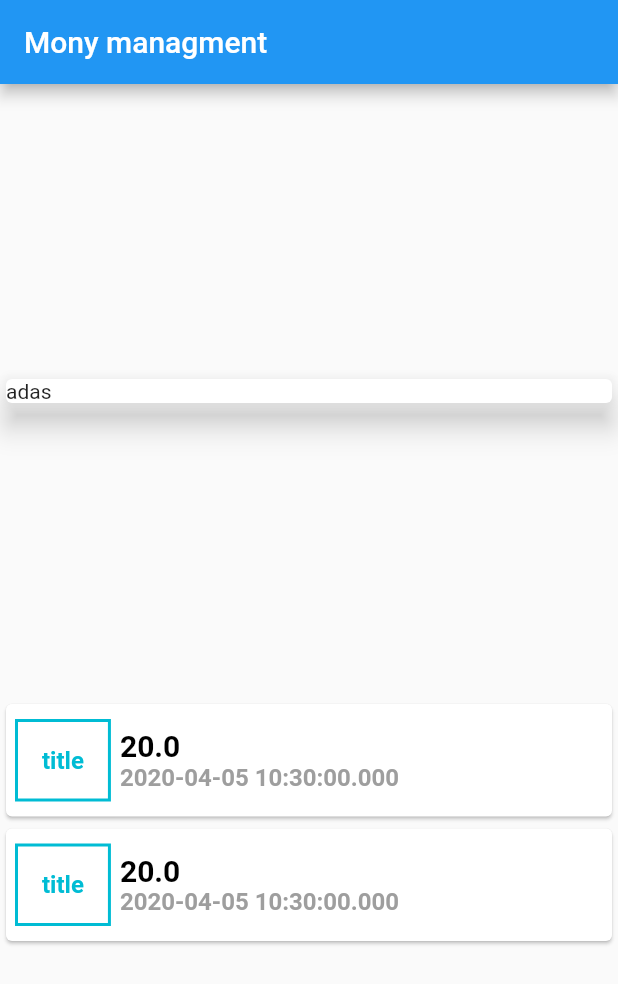
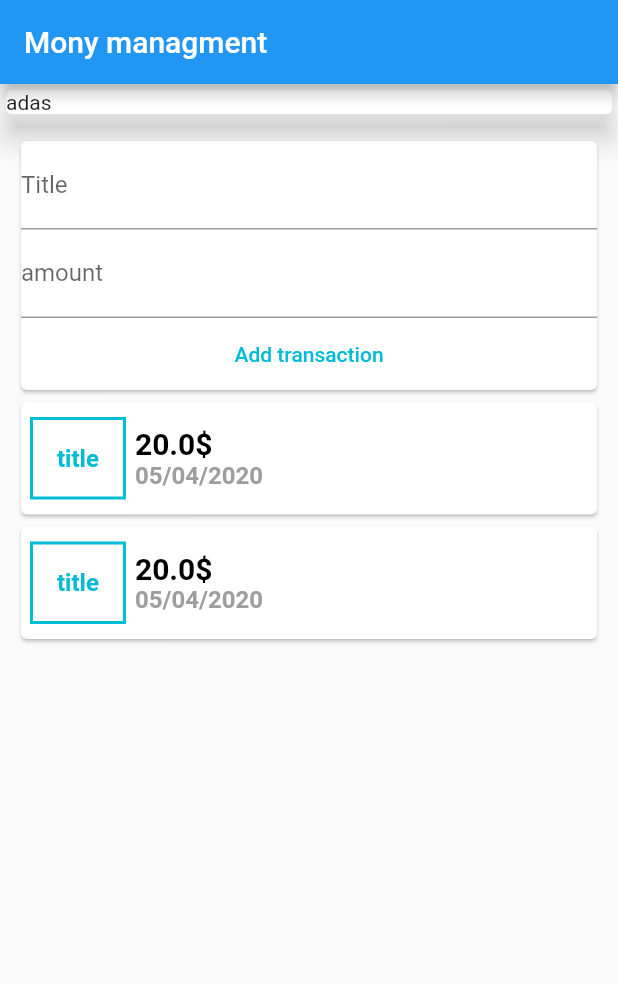
Before and after one commit to Tamir198/money-manager, a Flutter app: the screen it shows after launch, on a phone screen of 412 x 824 dp. Shown: the top 984 px of the screen. Run offline on Flutter 3.47's test engine with Material 2 defaults, Android fonts, the phone set to English and light mode, and no system bars.

Commit message:
User can partly add transaction

```diff
--- a/lib/main.dart
+++ b/lib/main.dart
@@ -1,15 +1,13 @@
 import 'package:flutter/material.dart';
-import 'package:moneymanager/transaction.dart';
+import 'file:///C:/Users/The%20Vegan/Desktop/FlutterGreat/money-manager/lib/models/transaction.dart';
+import 'package:intl/intl.dart';
+import 'package:moneymanager/widgets/new_transaction.dart';
+import 'package:moneymanager/widgets/transaction_list.dart';
+import 'package:moneymanager/widgets/user_transaction.dart';
 
 void main() => runApp(MyApp());
 
 class MyApp extends StatelessWidget {
-  final List<Transaction> transaction = [
-    Transaction(
-        id: "my id", title: "title", amount: 20.0, date: DateTime.now()),
-    Transaction(id: "my id", title: "title", amount: 20.0, date: DateTime.now())
-  ];
-
   // This widget is the root of your application.
   @override
   Widget build(BuildContext context) {
@@ -25,42 +23,13 @@ class MyApp extends StatelessWidget {
         body: Container(
           width: double.infinity,
           child: Column(
-            mainAxisAlignment: MainAxisAlignment.spaceEvenly,
+            mainAxisAlignment: MainAxisAlignment.start,
             crossAxisAlignment: CrossAxisAlignment.stretch,
             children: <Widget>[
               Card(elevation: 8, child: Text("adas")),
-              Column(
-                crossAxisAlignment: CrossAxisAlignment.start,
-                children: transaction.map((transaction) {
-                  return Card(
-                    child: Row(
-                      children: <Widget>[
-                        Container(
-                          margin: EdgeInsets.symmetric(horizontal: 6, vertical: 10),
-                          decoration: BoxDecoration(
-                              border: Border.all(color: Colors.cyan, width: 2,)
-                          ),
-                          padding: EdgeInsets.all(16),
-                          child: Text(transaction.title,
-                            style: TextStyle(fontWeight: FontWeight.bold,fontSize: 16,color: Colors.cyan),
-                          ),
-                        ),
-                        Column(
-                          crossAxisAlignment: CrossAxisAlignment.start,
-                          children: <Widget>[
-                            Text(transaction.amount.toString(),
-                              style: TextStyle(fontWeight: FontWeight.bold,fontSize: 20,color: Colors.black),
-                            ),
-                            Text(transaction.date.toString(),
-                              style: TextStyle(fontWeight: FontWeight.bold,fontSize: 16,color: Colors.grey),
-                            ),
-                          ],
-                        ),
-                      ],
-                    ),
-                  );
-                  //return Card(child: Text(transaction.title + transaction.id + (transaction.amount).toString()));
-                }).toList(),
+              Container(
+                margin: EdgeInsets.all(10),
+                 child: UserTransaction(),
               ),
             ],
           ),
--- a/lib/transaction.dart
+++ b/lib/models/transaction.dart
@@ -7,5 +7,8 @@ class Transaction{
   final double amount;
   final DateTime date;
 
-  Transaction({@required this.id,@required this.title,@required this.amount,@required this.date});
+  Transaction({@required this.id
+    ,@required this.title
+    ,@required this.amount
+    ,@required this.date});
 }
--- /dev/null
+++ b/lib/widgets/new_transaction.dart
@@ -0,0 +1,37 @@
+import 'package:flutter/cupertino.dart';
+import 'package:flutter/material.dart';
+
+class NewTransaction extends StatelessWidget {
+  final Function addTransaction;
+
+  final TextEditingController amountController = TextEditingController();
+  final TextEditingController titleController = TextEditingController();
+
+  NewTransaction(this.addTransaction);
+
+  @override
+  Widget build(BuildContext context) {
+    return Card(
+      child: Column(
+        children: <Widget>[
+          TextField(
+            decoration: InputDecoration(labelText: "Title"),
+            controller: titleController,
+          ),
+          TextField(
+            decoration: InputDecoration(labelText: "amount"),
+            controller: amountController,
+          ),
+          FlatButton(
+            onPressed: () {
+              addTransaction(titleController.text,
+                  double.parse(amountController.text));
+            },
+            child: Text("Add transaction"),
+            textColor: Colors.cyan,
+          )
+        ],
+      ),
+    );
+  }
+}
--- /dev/null
+++ b/lib/widgets/transaction_list.dart
@@ -0,0 +1,61 @@
+import 'package:flutter/material.dart';
+import 'package:intl/intl.dart';
+import 'package:moneymanager/models/transaction.dart';
+
+//This is Stateless because the state of the wid
+class TransactionList extends StatelessWidget {
+  final List <Transaction> transaction;
+
+  TransactionList(this.transaction);
+
+  @override
+  Widget build(BuildContext context) {
+    return Column(
+      crossAxisAlignment: CrossAxisAlignment.start,
+      children: transaction.map((transaction) {
+        return Card(
+          child: Row(
+            children: <Widget>[
+              Container(
+                margin: EdgeInsets.symmetric(horizontal: 6, vertical: 10),
+                decoration: BoxDecoration(
+                    border: Border.all(
+                  color: Colors.cyan,
+                  width: 2,
+                )),
+                padding: EdgeInsets.all(16),
+                child: Text(
+                  transaction.title,
+                  style: TextStyle(
+                      fontWeight: FontWeight.bold,
+                      fontSize: 16,
+                      color: Colors.cyan),
+                ),
+              ),
+              Column(
+                crossAxisAlignment: CrossAxisAlignment.start,
+                children: <Widget>[
+                  Text(
+                    "${transaction.amount}\$",
+                    style: TextStyle(
+                        fontWeight: FontWeight.bold,
+                        fontSize: 20,
+                        color: Colors.black),
+                  ),
+                  Text(
+                    DateFormat("dd/MM/yyyy").format(transaction.date),
+                    style: TextStyle(
+                        fontWeight: FontWeight.bold,
+                        fontSize: 16,
+                        color: Colors.grey),
+                  ),
+                ],
+              ),
+            ],
+          ),
+        );
+        //return Card(child: Text(transaction.title + transaction.id + (transaction.amount).toString()));
+      }).toList(),
+    );
+  }
+}
--- /dev/null
+++ b/lib/widgets/user_transaction.dart
@@ -0,0 +1,42 @@
+import 'package:flutter/cupertino.dart';
+import 'package:moneymanager/models/transaction.dart';
+import 'package:moneymanager/widgets/transaction_list.dart';
+
+import 'new_transaction.dart';
+
+class UserTransaction extends StatefulWidget {
+  @override
+  _UserTransactionState createState() => _UserTransactionState();
+}
+
+class _UserTransactionState extends State<UserTransaction> {
+
+
+  final List<Transaction> _transaction = [
+    Transaction(id: "my id", title: "title", amount: 20.0, date: DateTime.now()),
+    Transaction(id: "my id", title: "title", amount: 20.0, date: DateTime.now())
+  ];
+
+  void _addNewTransaction(String title, double amount) {
+    Transaction newTransaction = Transaction(
+        title: title,
+        amount: amount,
+        date: DateTime.now(),
+        id: DateTime.now().toString());
+
+    setState(() {
+      _transaction.add(newTransaction);
+    });
+  }
+
+  @override
+  Widget build(BuildContext context) {
+    return Column(
+      children: <Widget>[
+        //_addNewTransaction without () is to pass the pointer to the function and not trigger it immediately)
+        NewTransaction(_addNewTransaction),
+        TransactionList(_transaction)
+      ],
+    );
+  }
+}
--- a/pubspec.yaml
+++ b/pubspec.yaml
@@ -19,6 +19,7 @@ environment:
 dependencies:
   flutter:
     sdk: flutter
+  intl: ^0.16.1
 
   # The following adds the Cupertino Icons font to your application.
   # Use with the CupertinoIcons class for iOS style icons.
```
Also changed, not shown: pubspec.lock.
